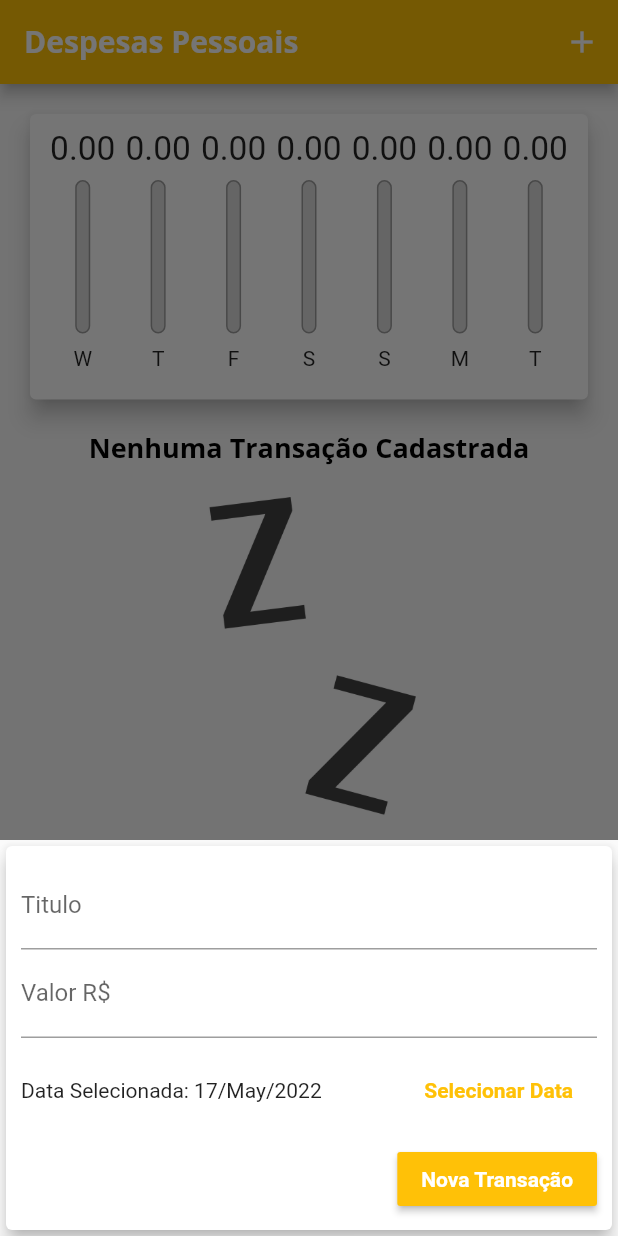
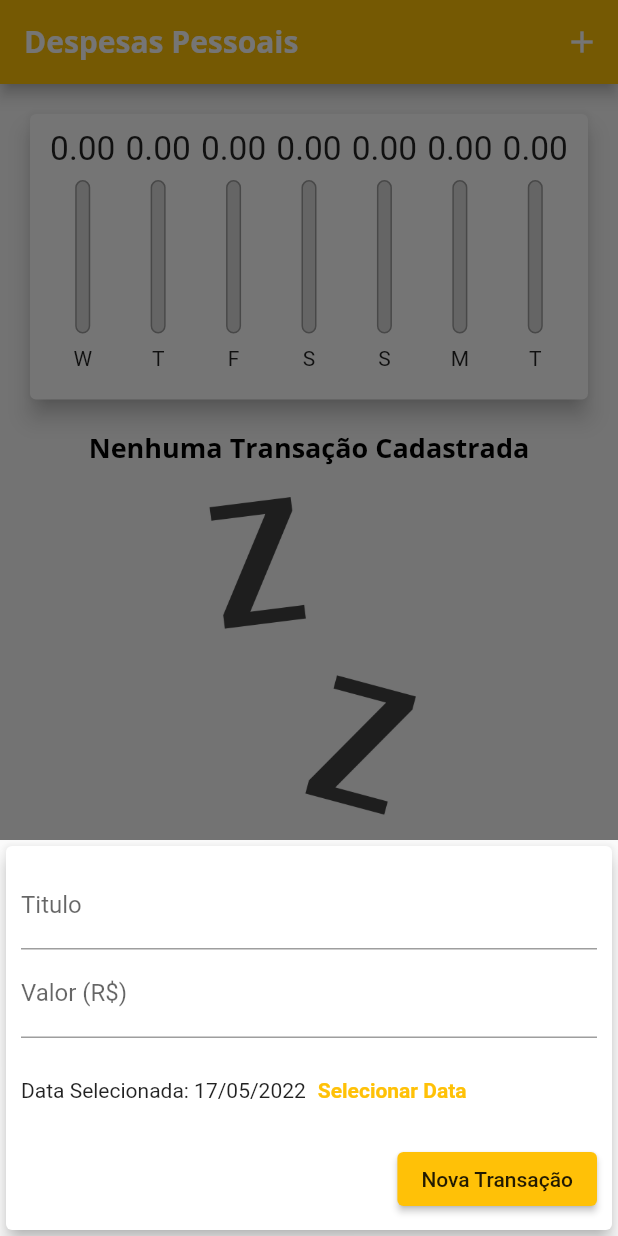
Before and after one commit to LucasWMedeiros/ProjetoGastosPessoais, a Flutter app: the screen it shows after launch, after a tap on the "add" icon, on a phone screen of 412 x 824 dp. Run offline on Flutter 3.47's test engine with Material 2 defaults, Android fonts, the phone set to English and light mode, and no system bars; missing offline and left inert: dart:ffi, dart:js.

Commit message:
possibilitando aplicação a se adaptar com IOS

```diff
--- /dev/null
+++ b/lib/componentes/adaptatives_widgets.dart
@@ -0,0 +1,132 @@
+// ignore_for_file: prefer_const_constructors
+
+import 'dart:io';
+import 'dart:js';
+
+import 'package:flutter/cupertino.dart';
+import 'package:flutter/material.dart';
+import 'package:intl/intl.dart';
+
+class AdaptativeButton extends StatelessWidget {
+  final String label;
+  final Function() onPressed;
+
+  AdaptativeButton(this.label, this.onPressed);
+
+  @override
+  Widget build(BuildContext context) {
+    return Platform.isIOS
+        ? CupertinoButton(
+            child: Text(label),
+            onPressed: onPressed,
+            color: Colors.amber,
+            padding: EdgeInsets.symmetric(horizontal: 20),
+          )
+        : ElevatedButton(
+            child: Text(
+              label,
+              style:
+                  TextStyle(color: Theme.of(context).textTheme.button?.color),
+            ),
+            onPressed: onPressed,
+          );
+  }
+}
+
+class AdaptativeTextField extends StatelessWidget {
+  final String? label;
+  final TextEditingController? controller;
+  final TextInputType keybordType;
+  final Function(String)? onSubmitted;
+
+  const AdaptativeTextField({
+      this.label,
+      this.controller,
+      this.keybordType = TextInputType.text,
+      this.onSubmitted,
+    });
+
+  @override
+  Widget build(BuildContext context) {
+    return Platform.isIOS
+    ? Padding(
+      padding: EdgeInsets.only(
+        bottom: 10
+      ),
+      child: CupertinoTextField(
+        controller: controller,
+        keyboardType: keybordType,
+        onSubmitted: onSubmitted,
+        placeholder: label,
+        padding: EdgeInsets.symmetric(
+          horizontal: 6,
+          vertical: 12
+        ),
+      ),
+    )
+    :  TextField(
+      controller: controller,
+      keyboardType: keybordType,
+      onSubmitted: onSubmitted,
+      decoration: InputDecoration(
+        labelText: label
+      ),
+    );
+  }
+}
+
+class AdaptativeDatePicker extends StatelessWidget {
+  final DateTime? selectedDate;
+  final Function(DateTime) onDateChanged;
+
+  AdaptativeDatePicker(
+    this.selectedDate,
+    this.onDateChanged
+  );
+
+  _showDatePicker(BuildContext context) {
+    showDatePicker(
+            context: context,
+            initialDate: DateTime.now(),
+            firstDate: DateTime(2022),
+            lastDate: DateTime.now())
+        .then((pickedDate) {
+      if (pickedDate == null) {
+        return;
+      }
+      onDateChanged(pickedDate);
+    });
+  }
+
+  @override
+  Widget build(BuildContext context) {
+    return Platform.isIOS
+    ? SizedBox(
+      height: 180,
+      child: CupertinoDatePicker(
+        mode: CupertinoDatePickerMode.date,
+        initialDateTime: DateTime.now(),
+        minimumDate: DateTime(2019),
+        maximumDate: DateTime.now(),
+        onDateTimeChanged: onDateChanged,
+      ),
+    )
+    : SizedBox(
+      height: 70,
+      child: Row(
+        children: [
+          Text(
+            selectedDate == null
+            ? 'Nenhuma data selecionada!'
+            : 'Data Selecionada: ${DateFormat('dd/MM/y').format(selectedDate!)}',
+          ),
+          TextButton(
+            onPressed: () => _showDatePicker(context),
+            child: Text('Selecionar Data', style: TextStyle(
+              fontWeight: FontWeight.bold
+            ),),)
+        ],
+      ),
+    );
+  }
+}
--- a/lib/componentes/transaction_form.dart
+++ b/lib/componentes/transaction_form.dart
@@ -1,6 +1,7 @@
 // ignore_for_file: prefer_const_constructors, deprecated_member_use, use_key_in_widget_constructors
 import 'package:flutter/material.dart';
 import 'package:intl/intl.dart';
+import 'package:projeto_gastos/componentes/adaptatives_widgets.dart';
 
 class TransactionForm extends StatefulWidget {
   final void Function(String, double, DateTime) onSubmit;
@@ -28,21 +29,7 @@ class _TransactionFormState extends State<TransactionForm> {
     widget.onSubmit(title, value, _selectedDate!);
   }
 
-  _showDatePicker() {
-    showDatePicker(
-            context: context,
-            initialDate: DateTime.now(),
-            firstDate: DateTime(2022),
-            lastDate: DateTime.now())
-        .then((pickedDate) {
-      if (pickedDate == null) {
-        return;
-      }
-      setState(() {
-        _selectedDate = pickedDate;
-      });
-    });
-  }
+
 
   @override
   Widget build(BuildContext context) {
@@ -61,49 +48,30 @@ class _TransactionFormState extends State<TransactionForm> {
             child: Column(
               // ignore: prefer_const_literals_to_create_immutables
               children: [
-                TextField(
+                AdaptativeTextField(
+                  label: 'Titulo',
                   controller: _tittleController,
-                  decoration: InputDecoration(
-                    labelText: 'Titulo',
-                  ),
+                  onSubmitted: (_) => _submitForm,
                 ),
-                TextField(
+                AdaptativeTextField(
+                  label: 'Valor (R\$)',
                   controller: _valueController,
-                  decoration: InputDecoration(labelText: 'Valor R\$'),
-                  keyboardType: TextInputType.numberWithOptions(decimal: true),
-                  onSubmitted: (value) => _submitForm(),
+                  onSubmitted: (_) => _submitForm,
+                  keybordType: TextInputType.numberWithOptions(decimal: true),
                 ),
-                Container(
-                  height: 70,
-                  child: Row(
-                    children: [
-                      Expanded(
-                        child: Text(_selectedDate == null
-                            ? 'Nenhuma data selecionada!'
-                            : 'Data Selecionada: ${DateFormat('dd/MMM/y').format(_selectedDate!)}'),
-                      ),
-                      FlatButton(
-                          textColor: Colors.amber,
-                          onPressed: _showDatePicker,
-                          child: Text(
-                            'Selecionar Data',
-                            style: TextStyle(fontWeight: FontWeight.bold),
-                          ))
-                    ],
-                  ),
-                ),
+                AdaptativeDatePicker(
+                  _selectedDate,
+                  (newDate) {
+                    setState(() {
+                      _selectedDate = newDate;
+                    });
+                  }),
                 Row(
                   mainAxisAlignment: MainAxisAlignment.end,
                   children: [
-                    RaisedButton(
-                      onPressed: _submitForm,
-                      child: Text(
-                        'Nova Transação',
-                        style: TextStyle(fontWeight: FontWeight.bold),
-                      ),
-                      color: Colors.amber,
-                      textColor: Colors.white,
-                    ),
+                    AdaptativeButton(
+                      'Nova Transação',
+                      _submitForm)
                   ],
                 ),
               ],
--- a/lib/main.dart
+++ b/lib/main.dart
@@ -1,7 +1,9 @@
 // ignore_for_file: prefer_const_constructors, deprecated_member_use
 
+import 'dart:io';
 import 'dart:math';
 
+import 'package:flutter/cupertino.dart';
 import 'package:flutter/material.dart';
 import 'package:projeto_gastos/componentes/chart.dart';
 import 'package:projeto_gastos/componentes/transaction_form.dart';
@@ -78,66 +80,83 @@ class _MyHomePageState extends State<MyHomePage> {
         });
   }
 
+  Widget _getIconButton(IconData icon, Function() fn){
+    return Platform.isIOS
+    ? GestureDetector(onTap: fn, child: Icon(icon),)
+    : IconButton(onPressed: fn, icon: Icon(icon));
+  }
+
+
   @override
   Widget build(BuildContext context) {
 
-    bool isLandscape = MediaQuery.of(context).orientation == Orientation.landscape;
+    final mediaQuery = MediaQuery.of(context);
+    bool isLandscape = mediaQuery.orientation == Orientation.landscape;
 
-    final appBar = AppBar(
-      title: Text('Despesas Pessoais'),
-      actions: [
-        if(isLandscape)
-        IconButton(
-          icon: Icon(_showChart ? Icons.list : Icons.pie_chart),
-          onPressed: () => setState(() {
-            _showChart= !_showChart;
-          }),
-        ),
-        IconButton(
-          icon: Icon(Icons.add),
-          onPressed: () => _opneTransactionForm(context),
-        ),
-      ],
+    final iconList = Platform.isIOS ? CupertinoIcons.refresh : Icons.list;
+    final chartList = Platform.isIOS ? CupertinoIcons.refresh : Icons.show_chart;
+
+    final actions = [
+      if (isLandscape)
+      _getIconButton(
+        _showChart ? iconList : chartList
+        , () {
+          setState(() {
+            _showChart = !_showChart;
+          });
+        }),
+        _getIconButton(
+          Platform.isIOS ? CupertinoIcons.add : Icons.add
+          , () => _opneTransactionForm(context))
+    ];
+
+    final PreferredSizeWidget appBar = AppBar(
+      title: const Text('Despesas Pessoais'),
+      actions: actions,
     );
 
-    final avaliableHeight = MediaQuery.of(context).size.height -
+    final avaliableHeight = mediaQuery.size.height -
         appBar.preferredSize.height -
-        MediaQuery.of(context).padding.top;
+        mediaQuery.padding.top;
 
-    return Scaffold(
-      appBar: appBar,
-      body: SingleChildScrollView(
+  final bodyPage = SafeArea(
+    child: SingleChildScrollView(
         child: Column(
           crossAxisAlignment: CrossAxisAlignment.stretch,
           // ignore: prefer_const_literals_to_create_immutables
           children: [
-            // if(isLandscape)
-            // Row(
-            //   children: [
-            //     Text('Exibir Gráfico'),
-            //     Switch(
-            //       value: _showChart,
-            //       onChanged: (value) {
-            //         setState(() {
-            //           _showChart = value;
-            //         });
-            //       },
-            //     ),
-            //   ],
-            // ),
             if (_showChart || !isLandscape)
               Container(
                   height: avaliableHeight * (isLandscape ? 0.7 :  0.3),
                   child: Chart(_recentTransactions)),
             if (!_showChart || !isLandscape)
               Container(
-                height: avaliableHeight * 0.7,
+                height: avaliableHeight * (isLandscape ? 1 : 0.7),
                 child: TransactionList(_transaction, _removeTransaction),
               ),
           ],
         ),
+      ),);
+
+
+
+    return Platform.isIOS
+    ? CupertinoPageScaffold(
+      navigationBar: CupertinoNavigationBar(
+        middle: const Text('Despesas Pessoais'),
+        trailing: Row(
+          mainAxisSize: MainAxisSize.min,
+          children: actions,
+        ),
       ),
-      floatingActionButton: FloatingActionButton(
+      child: bodyPage,
+    )
+    : Scaffold(
+      appBar: appBar,
+      body: bodyPage,
+      floatingActionButton: Platform.isIOS
+      ? Container()
+      :  FloatingActionButton(
         child: Icon(Icons.add),
         onPressed: () => _opneTransactionForm(context),
       ),
```
